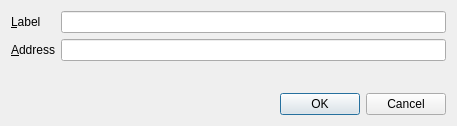
Before: the Qt Designer form src/qt/android/forms/editaddressdialog.ui in 2x2devcode/InfiniteRicks, drawn with Qt 5.
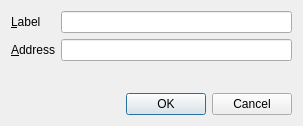
After: the same form once the commit is applied.

```diff
--- a/src/qt/android/forms/editaddressdialog.ui
+++ b/src/qt/android/forms/editaddressdialog.ui
@@ -6,7 +6,7 @@
    <rect>
     <x>0</x>
     <y>0</y>
-    <width>457</width>
+    <width>303</width>
     <height>126</height>
    </rect>
   </property>
```
